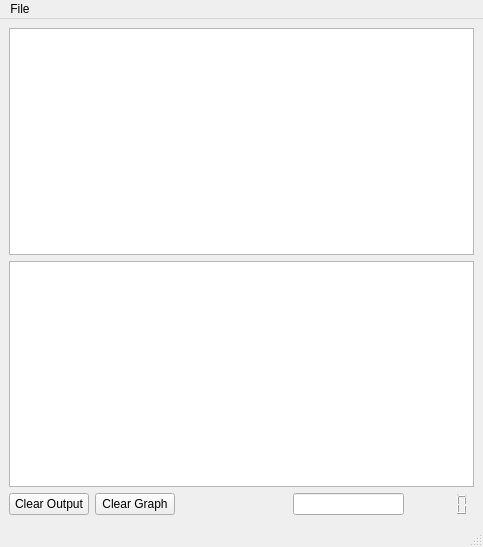
Old version of the form mainwindow.ui in the repository cdit-ma/SEM.
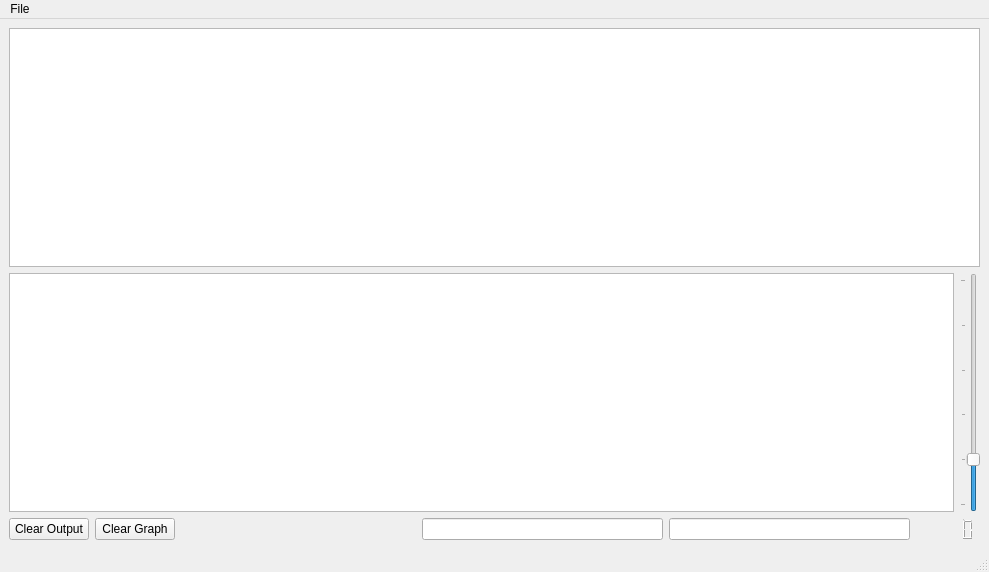
New version of the form. Custom widgets are drawn as their Qt base class.

```diff
--- a/mainwindow.ui
+++ b/mainwindow.ui
@@ -6,8 +6,8 @@
    <rect>
     <x>0</x>
     <y>0</y>
-    <width>483</width>
-    <height>547</height>
+    <width>989</width>
+    <height>572</height>
    </rect>
   </property>
   <property name="windowTitle">
@@ -21,7 +21,36 @@
        <widget class="QGraphicsView" name="graphicsView"/>
       </item>
       <item>
-       <widget class="QTextBrowser" name="DebugOuputText"/>
+       <layout class="QHBoxLayout" name="horizontalLayout_2">
+        <item>
+         <widget class="QTextBrowser" name="DebugOuputText"/>
+        </item>
+        <item>
+         <widget class="QSlider" name="verticalSlider">
+          <property name="minimum">
+           <number>0</number>
+          </property>
+          <property name="maximum">
+           <number>5</number>
+          </property>
+          <property name="value">
+           <number>1</number>
+          </property>
+          <property name="sliderPosition">
+           <number>1</number>
+          </property>
+          <property name="orientation">
+           <enum>Qt::Vertical</enum>
+          </property>
+          <property name="tickPosition">
+           <enum>QSlider::TicksAbove</enum>
+          </property>
+          <property name="tickInterval">
+           <number>1</number>
+          </property>
+         </widget>
+        </item>
+       </layout>
       </item>
       <item>
        <layout class="QHBoxLayout" name="horizontalLayout">
@@ -52,6 +81,9 @@
           </property>
          </spacer>
         </item>
+        <item>
+         <widget class="QLineEdit" name="lineEdit_2"/>
+        </item>
         <item>
          <widget class="QLineEdit" name="lineEdit"/>
         </item>
@@ -82,7 +114,7 @@
     <rect>
      <x>0</x>
      <y>0</y>
-     <width>483</width>
+     <width>989</width>
      <height>21</height>
     </rect>
    </property>
@@ -122,6 +154,13 @@
    </property>
   </action>
  </widget>
+ <customwidgets>
+  <customwidget>
+   <class>NodeView</class>
+   <extends>QGraphicsView</extends>
+   <header>GUI/nodeview.h</header>
+  </customwidget>
+ </customwidgets>
  <resources/>
  <connections/>
 </ui>
```
Left out of the diff: 2 changed lines with no effect on the pictures.
